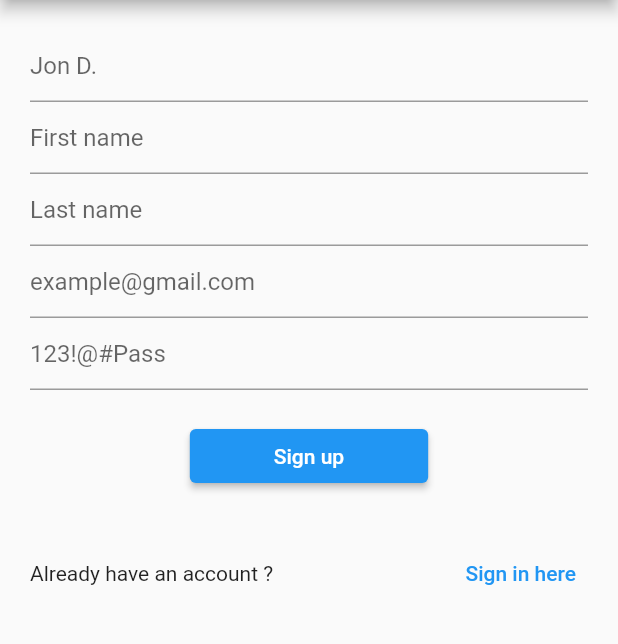
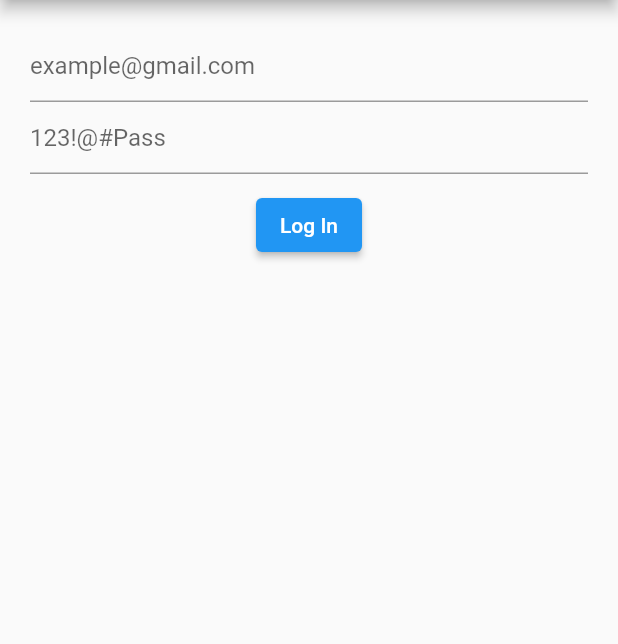
Before and after one commit to mobasaradev/catalog, a Flutter app: the SignUp screen opened directly, after a tap on "Sign in here", on a phone screen of 412 x 824 dp, the part 84-728 px from its top. Run offline on Flutter 3.47's test engine with Material 2 defaults, Android fonts, the phone set to English and light mode, and no system bars.

Commit message:
change file name

```diff
--- a/lib/pages/login.dart
+++ b/lib/pages/signin.dart
@@ -1,7 +1,7 @@
 import 'package:flutter/material.dart';
 
-class FormPage extends StatelessWidget {
-  FormPage({super.key});
+class SignIn extends StatelessWidget {
+  SignIn({super.key});
 
   final _formKey = GlobalKey<FormState>();
 
--- a/lib/pages/signup.dart
+++ b/lib/pages/signup.dart
@@ -1,3 +1,4 @@
+import 'package:catalog/pages/signin.dart';
 import 'package:flutter/material.dart';
 
 class SignUp extends StatelessWidget {
@@ -102,7 +103,7 @@ class SignUp extends StatelessWidget {
                       onPressed: () {
                         Navigator.pushAndRemoveUntil(
                             context,
-                            MaterialPageRoute(builder: (context) => SignUp()),
+                            MaterialPageRoute(builder: (context) => SignIn()),
                             (route) => false);
                       },
                       child: const Text("Sign in here")),
```
